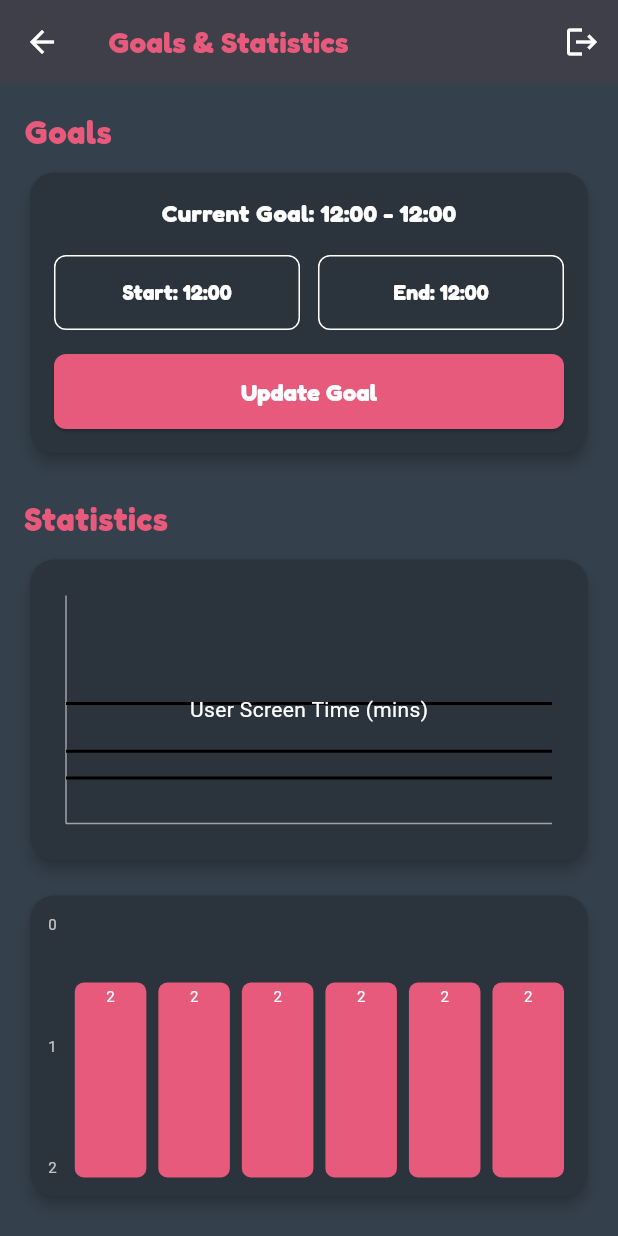
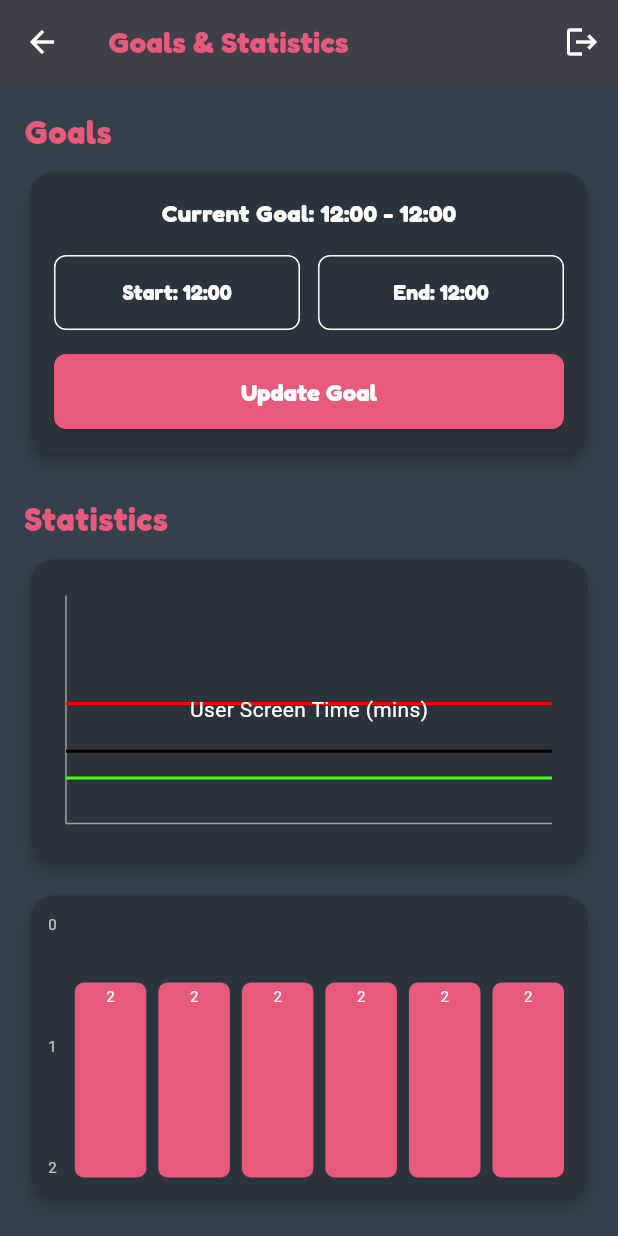
Before and after one commit to austinglashure/MobileScreenBuddy, a Flutter app: the screen it shows after launch, after a tap on "Login", after a tap on the "bar chart" icon, on a phone screen of 412 x 824 dp. Run offline on Flutter 3.47's test engine with Material 3 defaults, Android fonts, the light colour scheme and no system bars.

Commit message:
corrected line colors

```diff
--- a/screenbuddy_mobile/lib/main.dart
+++ b/screenbuddy_mobile/lib/main.dart
@@ -1004,8 +1004,8 @@ class LineChartPainter extends CustomPainter {
       }
     }
 
-    canvas.drawPath(averageMinutesPath, userMinutesColor);
-    canvas.drawPath(healthyMinutesPath, userMinutesColor);
+    canvas.drawPath(averageMinutesPath, averageMinutesColor);
+    canvas.drawPath(healthyMinutesPath, healthyMinutesColor);
 
     if (data.isEmpty) return;
 
```
